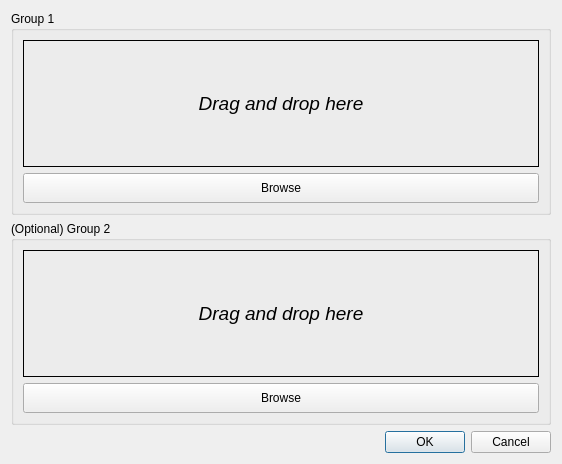
luphysics/PyMODA, file res/layout/dialog_select_group.ui: the form before one commit.
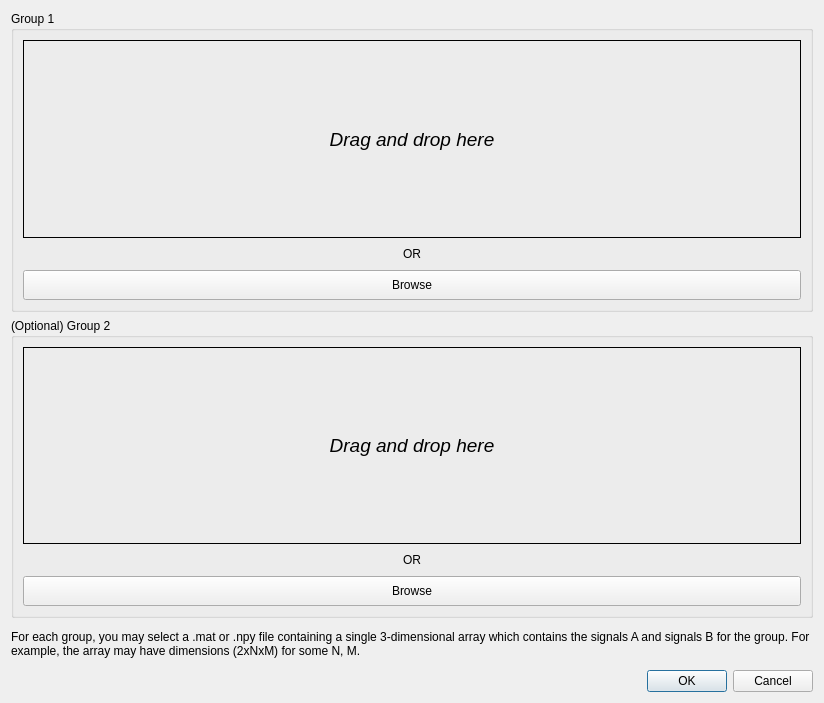
The form after the commit. Custom widgets are drawn as their Qt base class.

Commit message: Improve dialog for loading group data

Patch:
```diff
--- a/res/layout/dialog_select_group.ui
+++ b/res/layout/dialog_select_group.ui
@@ -6,14 +6,14 @@
    <rect>
     <x>0</x>
     <y>0</y>
-    <width>562</width>
-    <height>464</height>
+    <width>824</width>
+    <height>703</height>
    </rect>
   </property>
   <property name="windowTitle">
    <string>Select data file</string>
   </property>
-  <layout class="QVBoxLayout" name="verticalLayout">
+  <layout class="QVBoxLayout" name="verticalLayout" stretch="15,1,1">
    <item>
     <layout class="QVBoxLayout" name="verticalLayout_4">
      <item>
@@ -44,6 +44,22 @@
           </property>
          </widget>
         </item>
+        <item>
+         <widget class="QLabel" name="label">
+          <property name="maximumSize">
+           <size>
+            <width>16777215</width>
+            <height>20</height>
+           </size>
+          </property>
+          <property name="text">
+           <string>OR</string>
+          </property>
+          <property name="alignment">
+           <set>Qt::AlignCenter</set>
+          </property>
+         </widget>
+        </item>
         <item>
          <widget class="QPushButton" name="btn_browse1">
           <property name="minimumSize">
@@ -85,6 +101,22 @@
           </property>
          </widget>
         </item>
+        <item>
+         <widget class="QLabel" name="label_2">
+          <property name="maximumSize">
+           <size>
+            <width>16777215</width>
+            <height>20</height>
+           </size>
+          </property>
+          <property name="text">
+           <string>OR</string>
+          </property>
+          <property name="alignment">
+           <set>Qt::AlignCenter</set>
+          </property>
+         </widget>
+        </item>
         <item>
          <widget class="QPushButton" name="btn_browse2">
           <property name="minimumSize">
@@ -103,6 +135,16 @@
      </item>
     </layout>
    </item>
+   <item>
+    <widget class="QLabel" name="label_3">
+     <property name="text">
+      <string>For each group, you may select a .mat or .npy file containing a single 3-dimensional array which contains the signals A and signals B for the group. For example, the array may have dimensions (2xNxM) for some N, M.</string>
+     </property>
+     <property name="wordWrap">
+      <bool>true</bool>
+     </property>
+    </widget>
+   </item>
    <item>
     <widget class="QDialogButtonBox" name="buttonBox">
      <property name="orientation">
```
